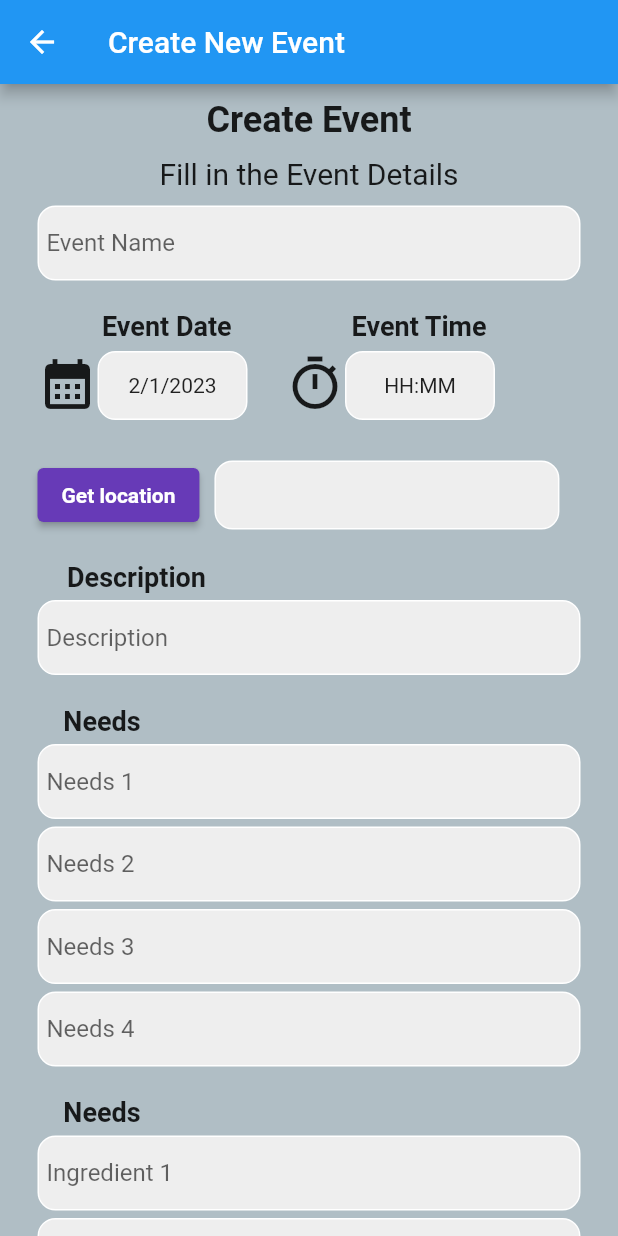
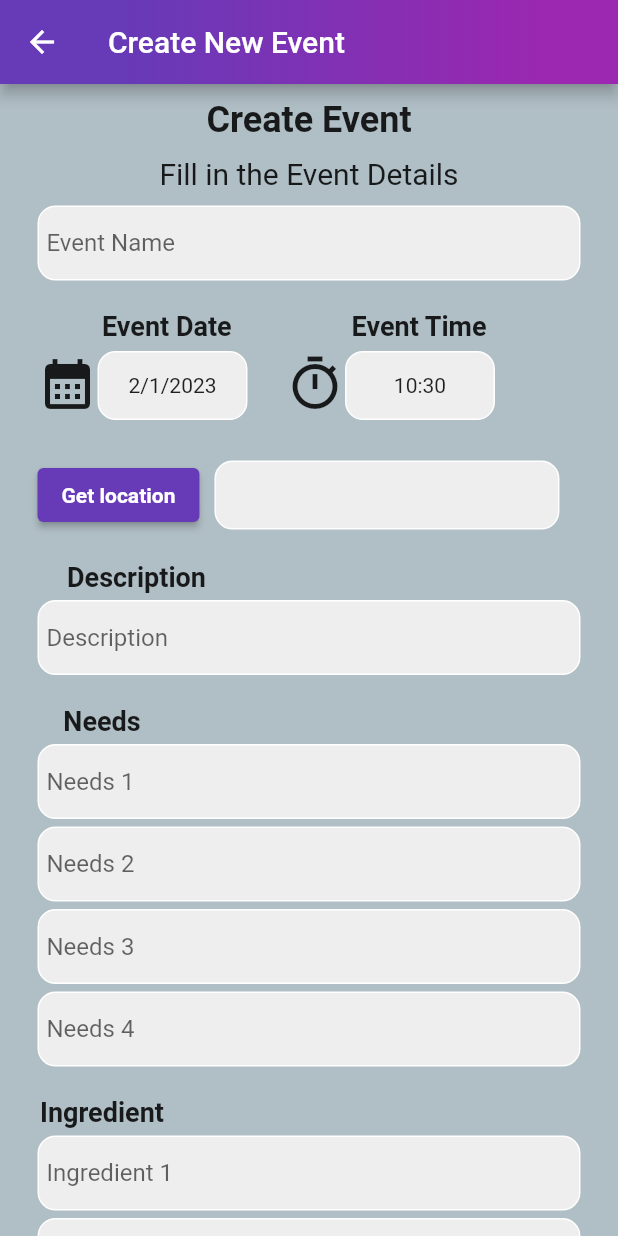
Before and after one commit to irfantijanie8/volprog, a Flutter app: the createEvent screen opened directly, on a phone screen of 412 x 824 dp. Run offline on Flutter 3.47's test engine with Material 2 defaults, Android fonts, the light colour scheme and no system bars; our stand-ins replace cloud_firestore, file_picker, firebase_auth, firebase_core, firebase_storage, geocoding and 3 more; missing offline and left inert: dart:ffi, flutter_google_places_hoc081098, google_api_headers, google_maps_webservice; accounts and stored records are empty.

Commit message:
create event completed

```diff
--- a/lib/create_event.dart
+++ b/lib/create_event.dart
@@ -91,7 +91,27 @@ class _createEventState extends State<createEvent> {
   Future eventCreation() async {
     String name = _eventNameController.text.trim();
 
-    if (name == "") return;
+    if (name == "") {
+      ScaffoldMessenger.of(context)
+        ..removeCurrentSnackBar()
+        ..showSnackBar(SnackBar(content: Text('Put in the event name')));
+      return;
+    } else if (latitude == "") {
+      ScaffoldMessenger.of(context)
+        ..removeCurrentSnackBar()
+        ..showSnackBar(SnackBar(content: Text('Please choose event location')));
+      return;
+    } else if (_eventDescriptionController.text.trim() == "") {
+      ScaffoldMessenger.of(context)
+        ..removeCurrentSnackBar()
+        ..showSnackBar(SnackBar(content: Text('Put in the event description')));
+      return;
+    } else if (pickedFile == null) {
+      ScaffoldMessenger.of(context)
+        ..removeCurrentSnackBar()
+        ..showSnackBar(SnackBar(content: Text('Please upload an image')));
+      return;
+    }
 
     DocumentReference docRef =
         await FirebaseFirestore.instance.collection('event').add({
@@ -99,8 +119,8 @@ class _createEventState extends State<createEvent> {
       'event name': _eventNameController.text.trim(),
       'event date': '${eventDate.day}/${eventDate.month}/${eventDate.year}',
       'event time': '${eventTime.hour}:${eventTime.minute}',
-      'latitude': latitude,
-      'longitude': longitude,
+      'latitude': double.parse(latitude),
+      'longitude': double.parse(longitude),
       'description': _eventDescriptionController.text.trim(),
       'needs 1': _eventNeeds1Controller.text.trim(),
       'needs 2': _eventNeeds2Controller.text.trim(),
@@ -117,6 +137,17 @@ class _createEventState extends State<createEvent> {
         .set({
       'event id': docRef.id,
     });
+
+    //enable if no choice
+    // if (pickedFile == null) {
+    //   FirebaseFirestore.instance
+    //       .collection('event')
+    //       .doc(docRef.id)
+    //       .set({'image': ''}, SetOptions(merge: true)).then((value) {
+    //     //Do your stuff.
+    //   });
+    //   Navigator.pop(context);
+    // }
     if (pickedFile!.name != "") {
       image = await uploadFile(docRef);
       print("url = $image");
@@ -146,7 +177,26 @@ class _createEventState extends State<createEvent> {
     return Scaffold(
       backgroundColor: Colors.blueGrey[200],
       appBar: AppBar(
-        title: Text('Create New Event'),
+        flexibleSpace: Container(
+          decoration: BoxDecoration(
+              gradient: LinearGradient(
+                  colors: [Colors.deepPurple, Colors.purple],
+                  begin: Alignment.centerLeft,
+                  end: Alignment.centerRight,
+                  stops: const [0.2, 0.9])),
+        ),
+        centerTitle: true,
+        backgroundColor: Colors.grey[300],
+        title: const Align(
+          alignment: Alignment.topLeft,
+          child: Text(
+            "Create New Event",
+            style: TextStyle(
+              fontSize: 20,
+              color: Colors.white,
+            ),
+          ),
+        ),
       ),
       body: SafeArea(
         child: Center(
@@ -294,7 +344,7 @@ class _createEventState extends State<createEvent> {
                         height: 46,
                         child: Center(
                           child: Text(
-                            timeFormat,
+                            '${eventTime.hour}:${eventTime.minute}',
                             style: TextStyle(fontSize: 14),
                           ),
                         ),
@@ -483,7 +533,7 @@ class _createEventState extends State<createEvent> {
                 //ingredient
                 Padding(
                   padding: const EdgeInsets.only(bottom: 5.0, right: 276),
-                  child: Text('Needs',
+                  child: Text('Ingredient',
                       style:
                           TextStyle(fontSize: 18, fontWeight: FontWeight.bold)),
                 ),
@@ -629,6 +679,9 @@ class _createEventState extends State<createEvent> {
                     ),
                   ),
                 ),
+                SizedBox(
+                  height: 20,
+                )
               ],
             ),
           ),
--- a/lib/profile_page.dart
+++ b/lib/profile_page.dart
@@ -45,7 +45,8 @@ class _profilePageState extends State<profilePage> {
         ),
         centerTitle: true,
         backgroundColor: Colors.grey[300],
-        title: const Center(
+        title: const Align(
+          alignment: Alignment.topLeft,
           child: Text(
             "Profile Screen",
             style: TextStyle(
```
